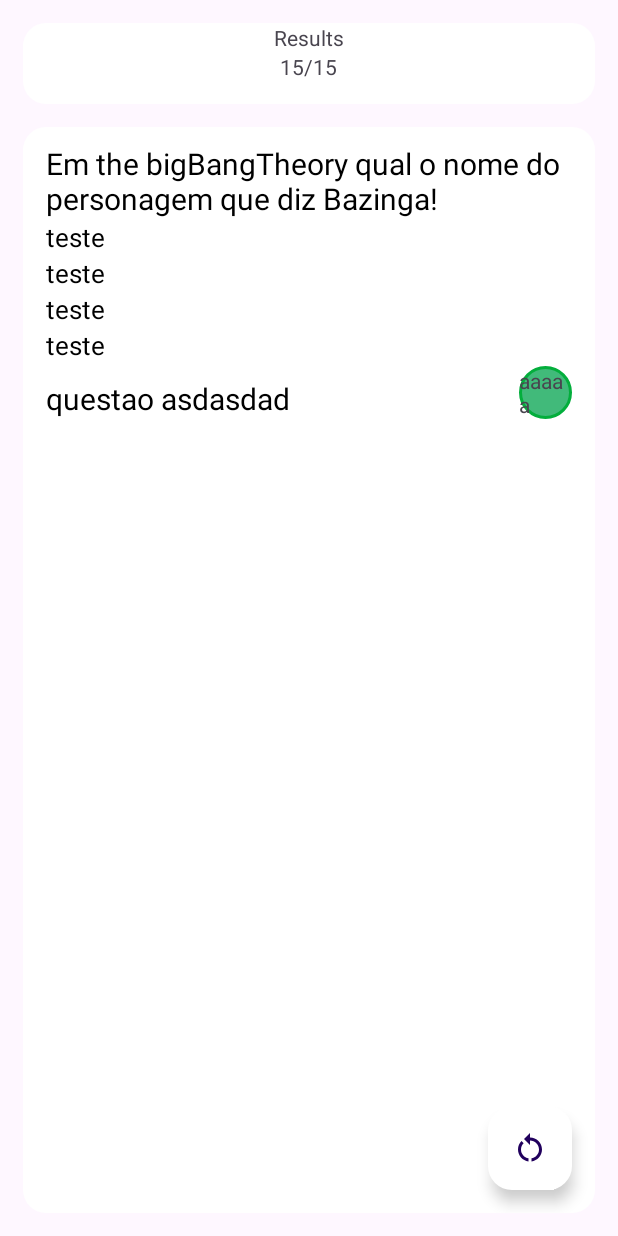
After one commit to RafaelVieira404/android_quiz_fragment, an Android app: the layout fragment_end_game_activity.xml on its own in the app's theme, with its tools: preview values and no code run, on a phone screen of 412 x 824 dp. The commit adds this screen. Run offline under Robolectric (Android 15) with nearby library versions, the phone set to English and light mode, and no system bars.

Commit message:
Created all the layouts need for the aplication and started creating program

```diff
--- a/app/build.gradle.kts
+++ b/app/build.gradle.kts
@@ -4,12 +4,11 @@ plugins {
 
 android {
     namespace = "com.example.questiongamefragment"
-    compileSdk = 34
+    compileSdk = 35
 
     defaultConfig {
         applicationId = "com.example.questiongamefragment"
         minSdk = 24
-        targetSdk = 34
         versionCode = 1
         versionName = "1.0"
 
@@ -37,6 +36,9 @@ dependencies {
     implementation(libs.material)
     implementation(libs.activity)
     implementation(libs.constraintlayout)
+    implementation(libs.legacy.support.v4)
+    implementation(libs.lifecycle.livedata.ktx)
+    implementation(libs.lifecycle.viewmodel.ktx)
     testImplementation(libs.junit)
     androidTestImplementation(libs.ext.junit)
     androidTestImplementation(libs.espresso.core)
--- a/app/src/main/res/drawable/background_main_body.xml
+++ b/app/src/main/res/drawable/background_main_body.xml
@@ -2,5 +2,7 @@
 <shape xmlns:android="http://schemas.android.com/apk/res/android">
     <solid android:color="@color/white"/>
     <stroke android:width="7dp" android:color="@color/white"/>
-    <corners android:topLeftRadius="20dp" android:topRightRadius="20dp"/>
+    <corners android:topLeftRadius="20dp" android:topRightRadius="20dp"
+        android:bottomLeftRadius="20dp" android:bottomRightRadius="20dp"
+        />
 </shape>
--- /dev/null
+++ b/app/src/main/res/drawable/baseline_restart_alt_24.xml
@@ -0,0 +1,7 @@
+<vector xmlns:android="http://schemas.android.com/apk/res/android" android:height="24dp" android:tint="#000000" android:viewportHeight="24" android:viewportWidth="24" android:width="24dp">
+
+    <path android:fillColor="@android:color/white" android:pathData="M12,5V2L8,6l4,4V7c3.31,0 6,2.69 6,6c0,2.97 -2.17,5.43 -5,5.91v2.02c3.95,-0.49 7,-3.85 7,-7.93C20,8.58 16.42,5 12,5z"/>
+
+    <path android:fillColor="@android:color/white" android:pathData="M6,13c0,-1.65 0.67,-3.15 1.76,-4.24L6.34,7.34C4.9,8.79 4,10.79 4,13c0,4.08 3.05,7.44 7,7.93v-2.02C8.17,18.43 6,15.97 6,13z"/>
+
+</vector>
--- /dev/null
+++ b/app/src/main/res/drawable/rectangle_round_corners.xml
@@ -0,0 +1,13 @@
+<?xml version="1.0" encoding="utf-8"?>
+<shape xmlns:android="http://schemas.android.com/apk/res/android"
+    android:shape="rectangle">
+    <solid android:color="@color/white" />
+    <corners
+        android:topLeftRadius="15dp"
+        android:topRightRadius="15dp"
+        android:bottomRightRadius="15dp"
+        android:bottomLeftRadius="15dp"
+        />
+
+
+</shape>
--- /dev/null
+++ b/app/src/main/res/layout/fragment_end_game_activity.xml
@@ -0,0 +1,85 @@
+<?xml version="1.0" encoding="utf-8"?>
+<LinearLayout xmlns:android="http://schemas.android.com/apk/res/android"
+    android:layout_width="match_parent"
+    android:layout_height="match_parent"
+    xmlns:tools="http://schemas.android.com/tools"
+    xmlns:app="http://schemas.android.com/apk/res-auto"
+    android:id="@+id/end_game_activity"
+    android:orientation="vertical">
+
+    <RelativeLayout
+        android:layout_width="match_parent"
+        android:layout_height="wrap_content"
+        android:layout_marginStart="15dp"
+        android:layout_marginEnd="15dp"
+        android:layout_marginTop="15dp"
+        android:layout_marginBottom="15dp"
+        android:background="@drawable/rectangle_round_corners"
+        >
+        <TextView
+            android:id="@+id/result_text"
+            android:layout_width="wrap_content"
+            android:layout_height="wrap_content"
+            android:layout_alignParentTop="true"
+            android:layout_centerHorizontal="true"
+            tools:text="Results"
+            tools:textSize="25sp"
+            />
+        <TextView
+            android:id="@+id/correct_answers_result"
+            android:layout_width="wrap_content"
+            android:layout_height="wrap_content"
+            android:layout_centerHorizontal="true"
+            android:layout_centerVertical="true"
+            android:layout_below="@+id/result_text"
+            android:layout_marginBottom="15dp"
+            tools:text="15/15"
+            tools:textSize="70sp"/>
+
+
+    </RelativeLayout>
+
+    <RelativeLayout
+        android:id="@+id/recycler_layout"
+        android:layout_width="match_parent"
+        android:layout_height="wrap_content"
+        android:background="@drawable/rectangle_round_corners"
+        android:layout_marginStart="15dp"
+        android:layout_marginEnd="15dp"
+        android:layout_marginBottom="15dp"
+        android:layout_weight="3"
+        >
+
+        <androidx.recyclerview.widget.RecyclerView
+            android:layout_width="match_parent"
+            android:layout_height="wrap_content"
+            android:layout_marginStart="5dp"
+            android:layout_marginEnd="5dp"
+            android:layout_marginBottom="5dp"
+            android:layout_marginTop="5dp"
+            app:layoutManager="androidx.recyclerview.widget.LinearLayoutManager"
+            tools:listitem="@layout/recycler_view_questions_end_game"
+            android:background="@drawable/rectangle_round_corners"
+            />
+
+        <com.google.android.material.floatingactionbutton.FloatingActionButton
+            android:id="@+id/float_button_endGame"
+            android:layout_width="wrap_content"
+            android:layout_height="wrap_content"
+            android:layout_alignParentEnd="true"
+            android:layout_alignParentBottom="true"
+            android:src="@drawable/baseline_restart_alt_24"
+            android:backgroundTint="@color/white"
+            android:layout_marginEnd="15dp"
+            android:layout_marginBottom="15dp"
+            />
+
+
+    </RelativeLayout>
+
+
+
+
+
+
+</LinearLayout>
--- /dev/null
+++ b/app/src/main/res/layout/recycler_view_questions_end_game.xml
@@ -0,0 +1,104 @@
+<?xml version="1.0" encoding="utf-8"?>
+<RelativeLayout xmlns:android="http://schemas.android.com/apk/res/android"
+    xmlns:tools="http://schemas.android.com/tools"
+    android:layout_width="match_parent"
+    android:layout_height="match_parent"
+    tools:showIn="@layout/fragment_end_game_activity"
+    >
+
+
+    <RelativeLayout
+        android:id="@+id/question_format_display"
+        android:layout_width="wrap_content"
+        android:layout_height="wrap_content"
+        android:layout_marginStart="10dp"
+        android:layout_marginTop="5dp"
+        android:layout_marginEnd="10dp"
+        android:layout_marginBottom="5dp"
+        android:background="@drawable/rectangle_round_corners"
+
+        >
+
+
+
+        <TextView
+            android:id="@+id/question_endGame"
+            android:layout_width="match_parent"
+            android:layout_height="wrap_content"
+            android:textColor="@color/black"
+            android:textSize="20sp"
+            tools:text="Em the bigBangTheory qual o nome do personagem que diz Bazinga!"
+
+            />
+
+        <TextView
+            android:id="@+id/question_answer1"
+            android:layout_width="match_parent"
+            android:layout_height="wrap_content"
+            android:layout_below="@+id/question_endGame"
+            android:layout_alignStart="@+id/question_endGame"
+            android:ellipsize="marquee"
+            android:textColor="@color/black"
+            android:textSize="17sp"
+            tools:text="teste" />
+
+        <TextView
+            android:id="@+id/question_answer2"
+            android:layout_width="match_parent"
+            android:layout_height="wrap_content"
+            android:layout_below="@+id/question_answer1"
+            android:layout_alignStart="@+id/question_endGame"
+            android:ellipsize="marquee"
+            android:textColor="@color/black"
+            android:textSize="17sp"
+            tools:text="teste" />
+
+        <TextView
+            android:id="@+id/question_answer3"
+            android:layout_width="match_parent"
+            android:layout_height="wrap_content"
+            android:layout_below="@+id/question_answer2"
+            android:layout_alignStart="@+id/question_endGame"
+            android:ellipsize="marquee"
+            android:textColor="@color/black"
+            android:textSize="17sp"
+            tools:text="teste" />
+
+        <TextView
+            android:id="@+id/question_answer4"
+            android:layout_width="match_parent"
+            android:layout_height="wrap_content"
+            android:layout_below="@+id/question_answer3"
+            android:layout_alignStart="@+id/question_endGame"
+            android:ellipsize="marquee"
+            android:textColor="@color/black"
+            android:textSize="17sp"
+            tools:text="teste" />
+
+        <TextView
+            android:id="@+id/user_answer"
+            android:layout_width="wrap_content"
+            android:layout_height="wrap_content"
+            android:layout_below="@+id/question_answer4"
+            android:layout_alignStart="@+id/question_endGame"
+            android:layout_marginTop="10dp"
+            android:ellipsize="marquee"
+            android:textColor="@color/black"
+            android:textSize="20sp"
+            tools:text="questao asdasdad"
+
+            />
+    </RelativeLayout>
+
+
+    <TextView
+        android:layout_width="35dp"
+        android:layout_height="35dp"
+        android:background="@drawable/round_button"
+        tools:text="aaaaa"
+        android:layout_alignBottom="@id/question_format_display"
+        android:layout_alignEnd="@id/question_format_display"
+
+        />
+
+</RelativeLayout>
--- a/gradle/libs.versions.toml
+++ b/gradle/libs.versions.toml
@@ -7,6 +7,9 @@ appcompat = "1.7.0"
 material = "1.12.0"
 activity = "1.10.0"
 constraintlayout = "2.2.0"
+legacySupportV4 = "1.0.0"
+lifecycleLivedataKtx = "2.8.7"
+lifecycleViewmodelKtx = "2.8.7"
 
 [libraries]
 junit = { group = "junit", name = "junit", version.ref = "junit" }
@@ -16,6 +19,9 @@ appcompat = { group = "androidx.appcompat", name = "appcompat", version.ref = "a
 material = { group = "com.google.android.material", name = "material", version.ref = "material" }
 activity = { group = "androidx.activity", name = "activity", version.ref = "activity" }
 constraintlayout = { group = "androidx.constraintlayout", name = "constraintlayout", version.ref = "constraintlayout" }
+legacy-support-v4 = { group = "androidx.legacy", name = "legacy-support-v4", version.ref = "legacySupportV4" }
+lifecycle-livedata-ktx = { group = "androidx.lifecycle", name = "lifecycle-livedata-ktx", version.ref = "lifecycleLivedataKtx" }
+lifecycle-viewmodel-ktx = { group = "androidx.lifecycle", name = "lifecycle-viewmodel-ktx", version.ref = "lifecycleViewmodelKtx" }
 
 [plugins]
 android-application = { id = "com.android.application", version.ref = "agp" }
```
Also changed, not shown: app/src/main/java/com/example/questiongamefragment/MainActivity.java (+5 -5 lines), app/src/main/java/com/example/questiongamefragment/MainScreenFragment.java (added, +48 -0 lines), app/src/main/res/drawable/navigation_game_activity_left.xml (added, +10 -0 lines), app/src/main/res/drawable/navigation_game_activity_right.xml (added, +10 -0 lines), app/src/main/res/drawable/radio_button_bottom.xml (added, +10 -0 lines), app/src/main/res/drawable/radio_button_top.xml (added, +10 -0 lines), app/src/main/res/layout/activity_main.xml (+7 -9 lines), app/src/main/res/layout/fragment_game_activity.xml (added, +124 -0 lines), app/src/main/res/layout/fragment_main_activity.xml (+6 -7 lines).
